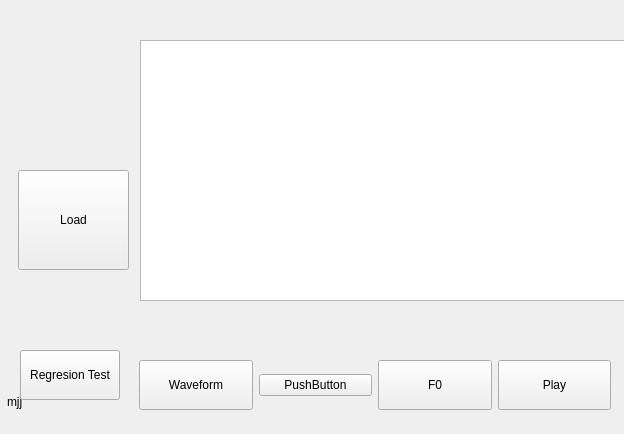
The window that mainwindow.ui (rc000/IntonationAnalysis) describes before a commit, drawn with Qt 5.
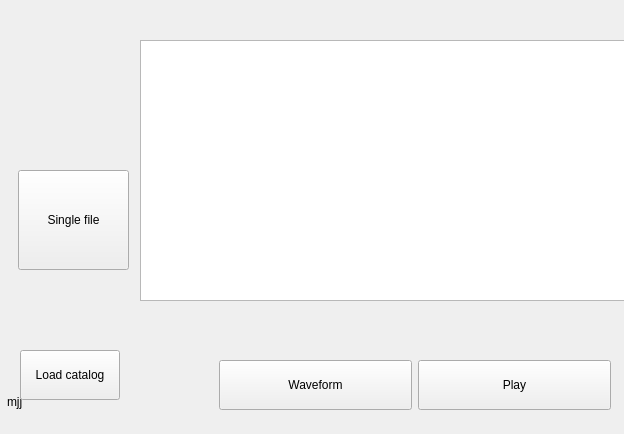
The same window after the commit.

Commit message: removed useless buttons

```diff
--- a/mainwindow.ui
+++ b/mainwindow.ui
@@ -46,7 +46,7 @@
         </size>
        </property>
        <property name="text">
-        <string>Load</string>
+        <string>Single file</string>
        </property>
       </widget>
      </item>
@@ -86,7 +86,7 @@
          </size>
         </property>
         <property name="text">
-         <string>Regresion Test</string>
+         <string>Load catalog</string>
         </property>
        </widget>
       </widget>
@@ -104,26 +104,6 @@
        </property>
       </widget>
      </item>
-     <item>
-      <widget class="QPushButton" name="pushButton">
-       <property name="text">
-        <string>PushButton</string>
-       </property>
-      </widget>
-     </item>
-     <item>
-      <widget class="QPushButton" name="bF0">
-       <property name="minimumSize">
-        <size>
-         <width>100</width>
-         <height>50</height>
-        </size>
-       </property>
-       <property name="text">
-        <string>F0</string>
-       </property>
-      </widget>
-     </item>
      <item>
       <widget class="QPushButton" name="bPlay">
        <property name="minimumSize">
```
The commit also changes 8 other files.
